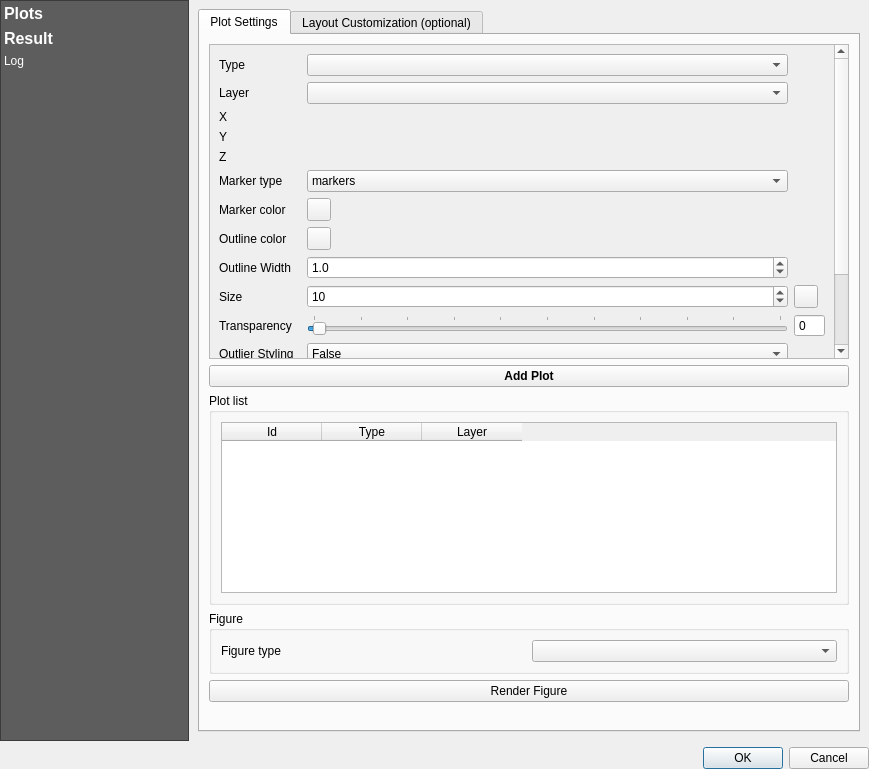
This is ui/plotDialog.ui in lucacasagrande/DataPlot as Qt 5 draws it before an edit. The edited form follows.
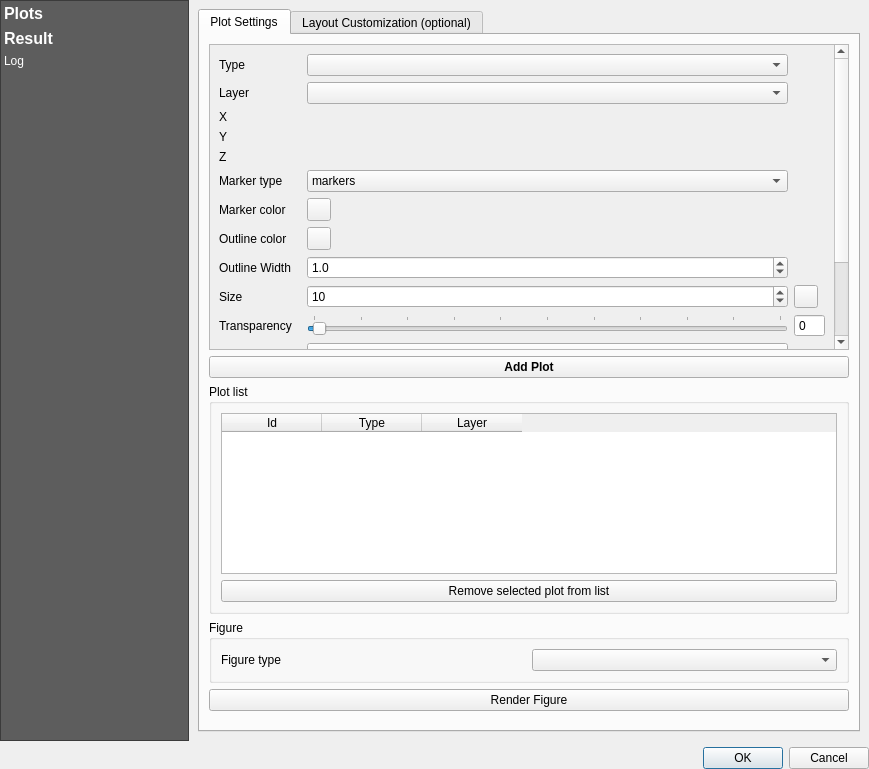
This is the edited form. Custom widgets are drawn as their Qt base class.

Commit message: Add button to remove a plot from plot table

```diff
--- a/ui/plotDialog.ui
+++ b/ui/plotDialog.ui
@@ -125,7 +125,7 @@
                    <rect>
                     <x>0</x>
                     <y>0</y>
-                    <width>693</width>
+                    <width>711</width>
                     <height>496</height>
                    </rect>
                   </property>
@@ -478,6 +478,18 @@
                  <layout class="QVBoxLayout" name="verticalLayout_9">
                   <item>
                    <widget class="QTableWidget" name="plotTable">
+                    <property name="editTriggers">
+                     <set>QAbstractItemView::AnyKeyPressed|QAbstractItemView::DoubleClicked|QAbstractItemView::EditKeyPressed|QAbstractItemView::SelectedClicked</set>
+                    </property>
+                    <property name="alternatingRowColors">
+                     <bool>true</bool>
+                    </property>
+                    <property name="selectionMode">
+                     <enum>QAbstractItemView::ExtendedSelection</enum>
+                    </property>
+                    <property name="selectionBehavior">
+                     <enum>QAbstractItemView::SelectRows</enum>
+                    </property>
                     <column>
                      <property name="text">
                       <string>Id</string>
@@ -495,6 +507,13 @@
                     </column>
                    </widget>
                   </item>
+                  <item>
+                   <widget class="QPushButton" name="removePlotButton">
+                    <property name="text">
+                     <string>Remove selected plot from list</string>
+                    </property>
+                   </widget>
+                  </item>
                  </layout>
                 </widget>
                </item>
```
The commit also changes 1 other file.
